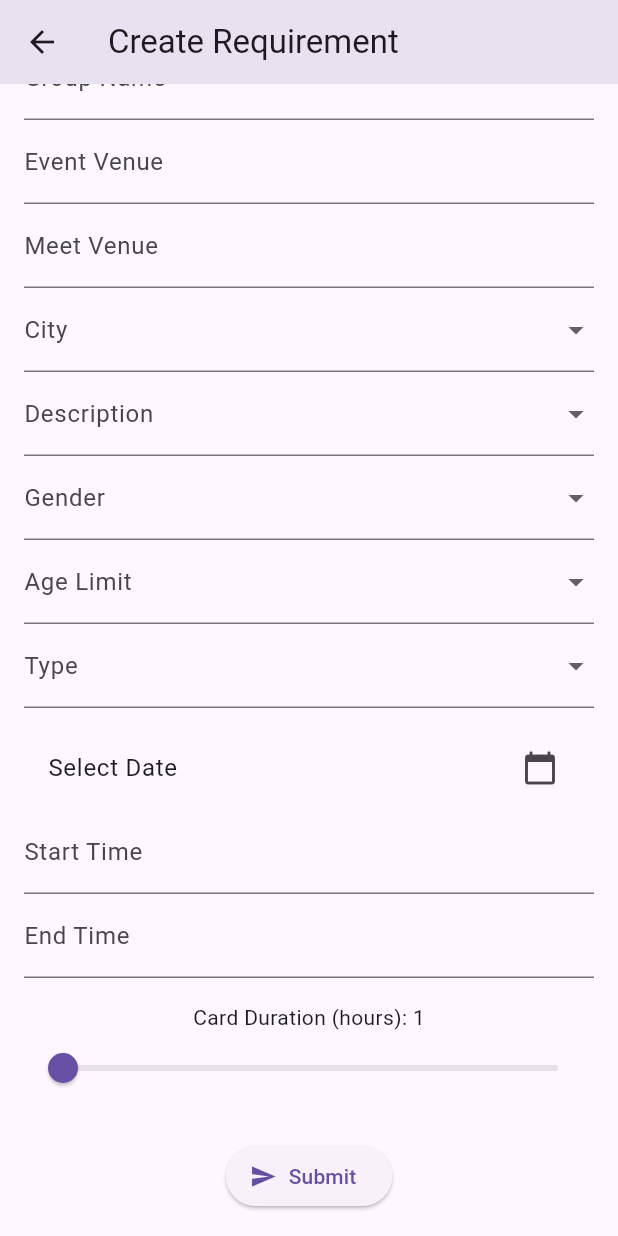
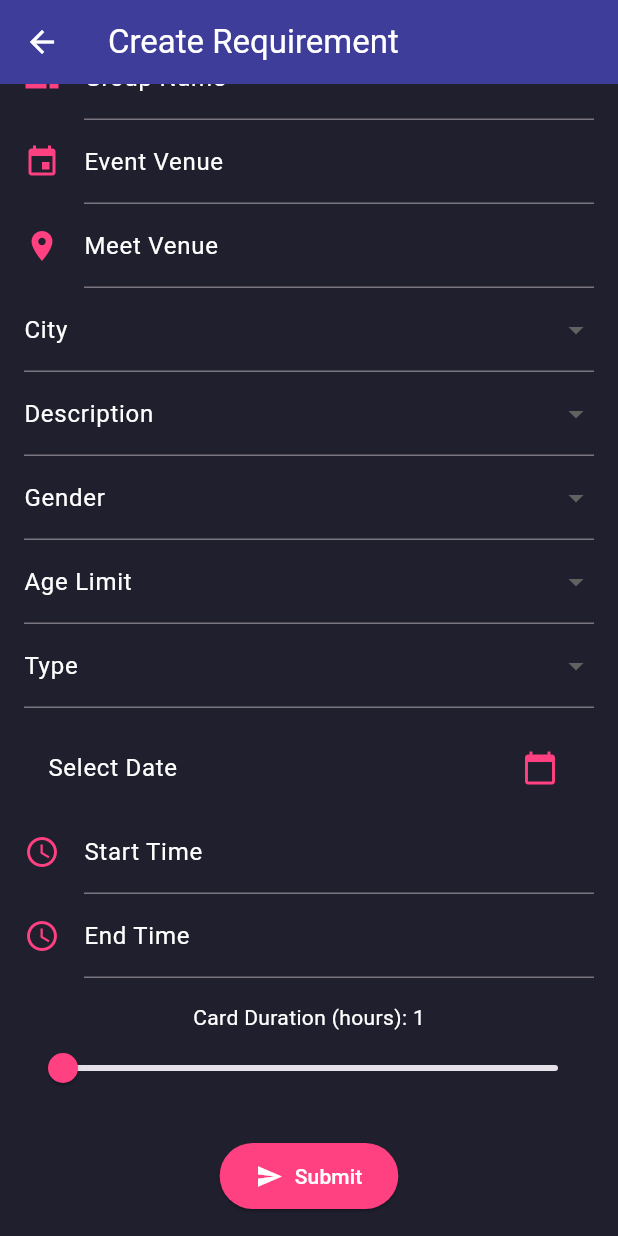
Before and after one commit to DIV-SYSTEM/firos_sports, a Flutter app: the CreateRequirementScreen screen opened directly, scrolled down 104 dp, on a phone screen of 412 x 824 dp. Run offline on Flutter 3.47's test engine with Material 3 defaults, Android fonts, the phone set to English and light mode, and no system bars; our stand-ins replace firebase_core, firebase_database, flutter_map, flutter_spinkit, geolocator, image_picker and 3 more; accounts and stored records are empty.

Commit message:
Update create_requirement_form.dart

```diff
--- a/lib/screen/create_requirement_form.dart
+++ b/lib/screen/create_requirement_form.dart
@@ -31,49 +31,16 @@ class _CreateRequirementScreenState extends State<CreateRequirementScreen> {
   double _timerHours = 1;
 
   final List<String> sportOptions = [
-    'Badminton',
-    'Basketball',
-    'Boxing',
-    'Chess',
-    'Cricket',
-    'Cycling',
-    'Football',
-    'Gym',
-    'Hockey',
-    'Kabaddi',
-    'Martial Arts',
-    'PUBG',
-    'Running',
-    'Skating',
-    'Swimming',
-    'Table Tennis',
-    'Tennis',
-    'Volleyball',
-    'Weightlifting',
-    'Yoga',
+    'Badminton', 'Basketball', 'Boxing', 'Chess', 'Cricket', 'Cycling',
+    'Football', 'Gym', 'Hockey', 'Kabaddi', 'Martial Arts', 'PUBG',
+    'Running', 'Skating', 'Swimming', 'Table Tennis', 'Tennis',
+    'Volleyball', 'Weightlifting', 'Yoga',
   ];
 
   final List<String> cityOptions = [
-    'Ahmedabad',
-    'Bangalore',
-    'Bhopal',
-    'Chandigarh',
-    'Chennai',
-    'Delhi',
-    'Hyderabad',
-    'Indore',
-    'Jaipur',
-    'Kanpur',
-    'Kochi',
-    'Kolkata',
-    'Lucknow',
-    'Mumbai',
-    'Nagpur',
-    'Patna',
-    'Pune',
-    'Ranchi',
-    'Surat',
-    'Visakhapatnam',
+    'Ahmedabad', 'Bangalore', 'Bhopal', 'Chandigarh', 'Chennai', 'Delhi',
+    'Hyderabad', 'Indore', 'Jaipur', 'Kanpur', 'Kochi', 'Kolkata',
+    'Lucknow', 'Mumbai', 'Nagpur', 'Patna', 'Pune', 'Ranchi', 'Surat', 'Visakhapatnam',
   ];
 
   final List<String> descriptionOptions = [
@@ -200,46 +167,147 @@ class _CreateRequirementScreenState extends State<CreateRequirementScreen> {
   @override
   Widget build(BuildContext context) {
     return Scaffold(
-      appBar: AppBar(title: const Text('Create Requirement')),
+      backgroundColor: const Color(0xFF1F1F2E), // Light dark background
+      appBar: AppBar(
+        backgroundColor: const Color(0xFF3B3B98), // Deep blue-purple
+        title: const Text('Create Requirement', style: TextStyle(color: Colors.white)),
+        iconTheme: const IconThemeData(color: Colors.white),
+      ),
       body: SingleChildScrollView(
         padding: const EdgeInsets.all(16.0),
+        child: Theme(
+          data: ThemeData(
+            inputDecorationTheme: const InputDecorationTheme(
+              labelStyle: TextStyle(color: Colors.white),
+              hintStyle: TextStyle(color: Colors.white70),
+              iconColor: Colors.pinkAccent,
+              focusedBorder: UnderlineInputBorder(borderSide: BorderSide(color: Colors.pinkAccent)),
+            ),
+          ),
           child: Form(
             key: _formKey,
             child: Column(
               children: [
-              CustomDropdown(label: 'Sport', items: sportOptions, value: _selectedSport, onChanged: (val) => setState(() => _selectedSport = val)),
-              TextFormField(controller: _groupNameController, decoration: const InputDecoration(labelText: 'Group Name'), validator: (value) => value!.isEmpty ? 'Required' : null),
-              TextFormField(controller: _eventVenueController, decoration: const InputDecoration(labelText: 'Event Venue')),
-              TextFormField(controller: _meetVenueController, decoration: const InputDecoration(labelText: 'Meet Venue')),
-              CustomDropdown(label: 'City', items: cityOptions, value: _selectedCity, onChanged: (val) => setState(() => _selectedCity = val)),
-
-              CustomDropdown(label: "Description", items: descriptionOptions, value: _selectedDescription, onChanged: (val) => setState(() => _selectedDescription = val)),
-              CustomDropdown(label: "Gender", items: genderOptions, value: _selectedGender, onChanged: (val) => setState(() => _selectedGender = val)),
-              CustomDropdown(label: "Age Limit", items: ageOptions, value: _selectedAge, onChanged: (val) => setState(() => _selectedAge = val)),
-              CustomDropdown(label: "Type", items: typeOptions, value: _selectedType, onChanged: (val) => setState(() => _selectedType = val)),
-
+                CustomDropdown(
+                  label: 'Sport',
+                  items: sportOptions,
+                  value: _selectedSport,
+                  onChanged: (val) => setState(() => _selectedSport = val),
+                  icon: const Icon(Icons.sports_soccer, color: Colors.pinkAccent),
+                  dropdownColor: Colors.pink.shade100,
+                ),
+                TextFormField(
+                  controller: _groupNameController,
+                  decoration: const InputDecoration(
+                    labelText: 'Group Name',
+                    icon: Icon(Icons.group, color: Colors.pinkAccent),
+                  ),
+                  validator: (value) => value!.isEmpty ? 'Required' : null,
+                ),
+                TextFormField(
+                  controller: _eventVenueController,
+                  decoration: const InputDecoration(
+                    labelText: 'Event Venue',
+                    icon: Icon(Icons.event, color: Colors.pinkAccent),
+                  ),
+                ),
+                TextFormField(
+                  controller: _meetVenueController,
+                  decoration: const InputDecoration(
+                    labelText: 'Meet Venue',
+                    icon: Icon(Icons.location_on, color: Colors.pinkAccent),
+                  ),
+                ),
+                CustomDropdown(
+                  label: 'City',
+                  items: cityOptions,
+                  value: _selectedCity,
+                  onChanged: (val) => setState(() => _selectedCity = val),
+                  icon: const Icon(Icons.location_city, color: Colors.pinkAccent),
+                  dropdownColor: Colors.pink.shade100,
+                ),
+                CustomDropdown(
+                  label: "Description",
+                  items: descriptionOptions,
+                  value: _selectedDescription,
+                  onChanged: (val) => setState(() => _selectedDescription = val),
+                  icon: const Icon(Icons.description, color: Colors.pinkAccent),
+                  dropdownColor: Colors.pink.shade100,
+                ),
+                CustomDropdown(
+                  label: "Gender",
+                  items: genderOptions,
+                  value: _selectedGender,
+                  onChanged: (val) => setState(() => _selectedGender = val),
+                  icon: const Icon(Icons.transgender, color: Colors.pinkAccent),
+                  dropdownColor: Colors.pink.shade100,
+                ),
+                CustomDropdown(
+                  label: "Age Limit",
+                  items: ageOptions,
+                  value: _selectedAge,
+                  onChanged: (val) => setState(() => _selectedAge = val),
+                  icon: const Icon(Icons.cake, color: Colors.pinkAccent),
+                  dropdownColor: Colors.pink.shade100,
+                ),
+                CustomDropdown(
+                  label: "Type",
+                  items: typeOptions,
+                  value: _selectedType,
+                  onChanged: (val) => setState(() => _selectedType = val),
+                  icon: const Icon(Icons.attach_money, color: Colors.pinkAccent),
+                  dropdownColor: Colors.pink.shade100,
+                ),
                 const SizedBox(height: 12),
                 ListTile(
-                title: Text(_selectedDate != null ? "Date: ${DateFormat('yyyy-MM-dd').format(_selectedDate!)}" : "Select Date"),
-                trailing: const Icon(Icons.calendar_today),
+                  title: Text(
+                    _selectedDate != null
+                        ? "Date: ${DateFormat('yyyy-MM-dd').format(_selectedDate!)}"
+                        : "Select Date",
+                    style: const TextStyle(color: Colors.white),
+                  ),
+                  trailing: const Icon(Icons.calendar_today, color: Colors.pinkAccent),
                   onTap: _selectDate,
                 ),
-              TextFormField(controller: _startTimeController, readOnly: true, decoration: const InputDecoration(labelText: 'Start Time'), onTap: () => _selectTime(_startTimeController)),
-              TextFormField(controller: _endTimeController, readOnly: true, decoration: const InputDecoration(labelText: 'End Time'), onTap: () => _selectTime(_endTimeController)),
-
+                TextFormField(
+                  controller: _startTimeController,
+                  readOnly: true,
+                  decoration: const InputDecoration(
+                    labelText: 'Start Time',
+                    icon: Icon(Icons.schedule, color: Colors.pinkAccent),
+                  ),
+                  onTap: () => _selectTime(_startTimeController),
+                ),
+                TextFormField(
+                  controller: _endTimeController,
+                  readOnly: true,
+                  decoration: const InputDecoration(
+                    labelText: 'End Time',
+                    icon: Icon(Icons.schedule_outlined, color: Colors.pinkAccent),
+                  ),
+                  onTap: () => _selectTime(_endTimeController),
+                ),
                 const SizedBox(height: 16),
-              Text("Card Duration (hours): ${_timerHours.toInt()}"),
+                Text(
+                  "Card Duration (hours): ${_timerHours.toInt()}",
+                  style: const TextStyle(color: Colors.white),
+                ),
                 Slider(
                   value: _timerHours,
                   min: 1,
                   max: 72,
                   divisions: 71,
                   label: _timerHours.toInt().toString(),
+                  activeColor: Colors.pinkAccent,
                   onChanged: (value) => setState(() => _timerHours = value),
                 ),
-
                 const SizedBox(height: 24),
                 ElevatedButton.icon(
+                  style: ElevatedButton.styleFrom(
+                    backgroundColor: Colors.pinkAccent,
+                    foregroundColor: Colors.white,
+                    padding: const EdgeInsets.symmetric(horizontal: 24, vertical: 12),
+                  ),
                   onPressed: _submitForm,
                   icon: const Icon(Icons.send),
                   label: const Text("Submit"),
@@ -248,6 +316,7 @@ class _CreateRequirementScreenState extends State<CreateRequirementScreen> {
             ),
           ),
         ),
+      ),
     );
   }
 }
```
Lines whose indentation alone changed are shown as unchanged.
